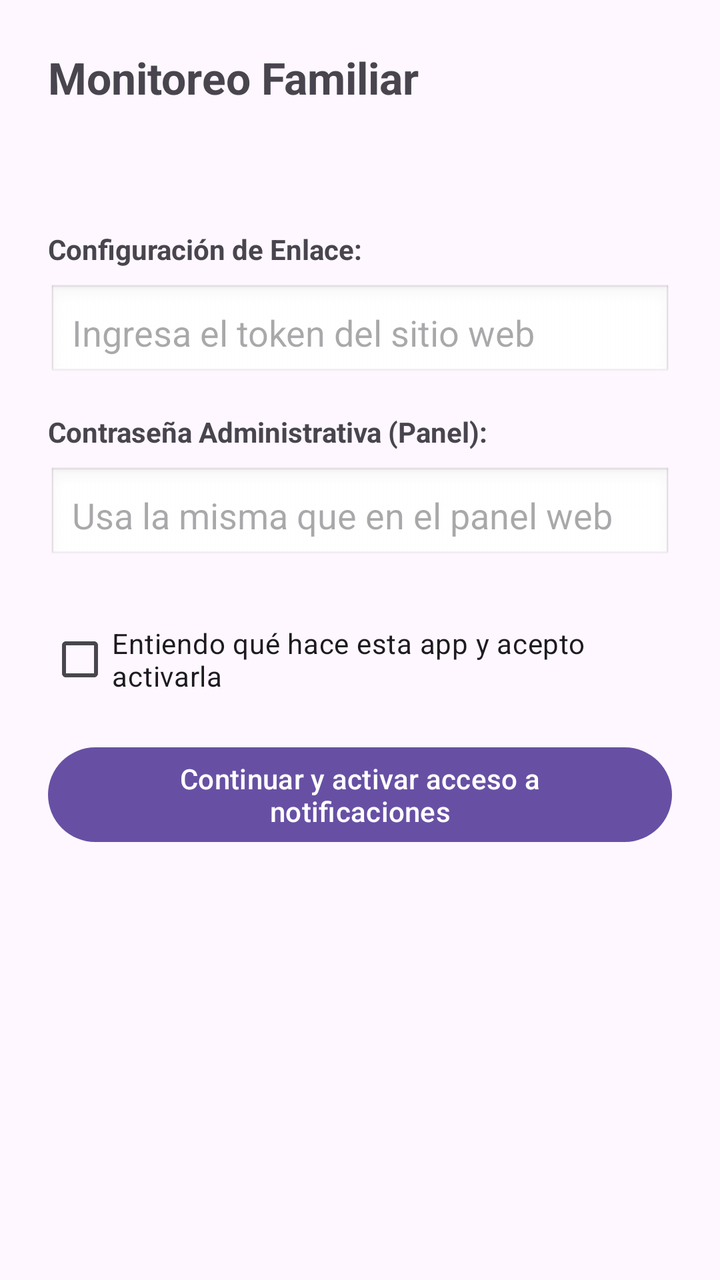
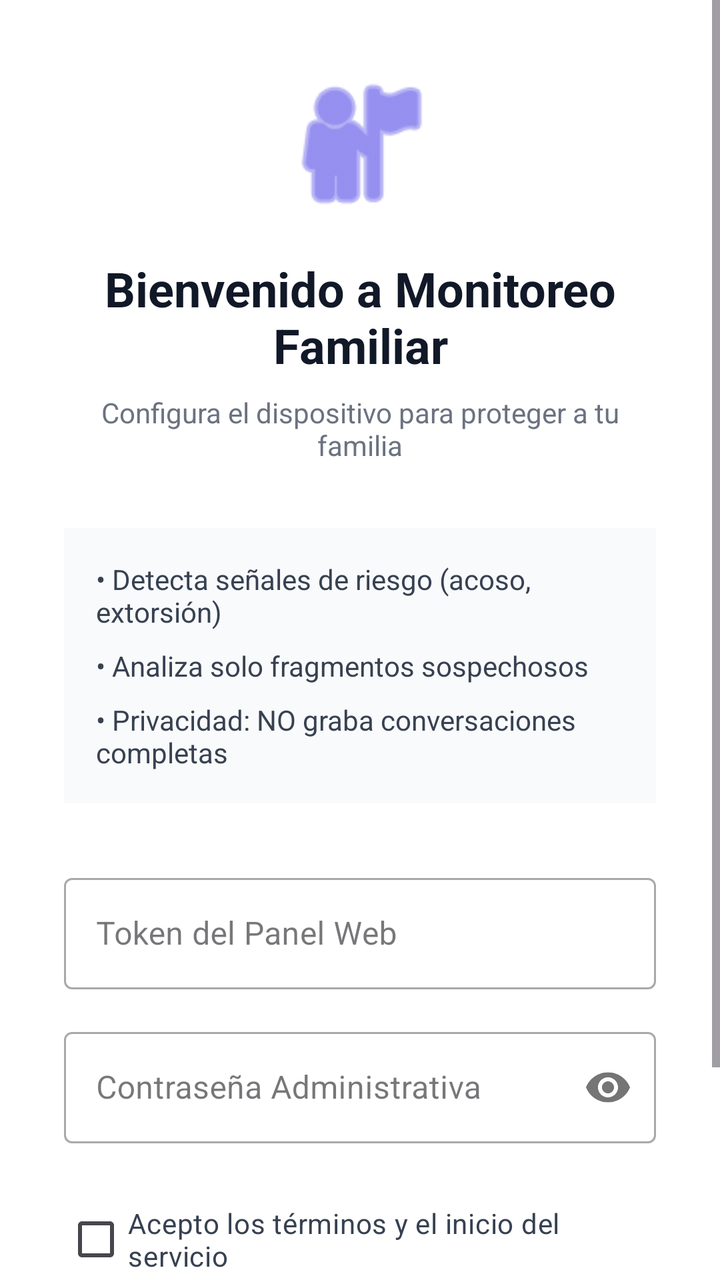

Before-and-after screenshots of an Android layout around one commit, followed by the original layout XML and the change that was made.
<!-- AndroidManifest.xml: application theme Theme.FamiliaMonitor -->
<!-- res/layout/activity_consent.xml -->
<?xml version="1.0" encoding="utf-8"?>
<ScrollView xmlns:android="http://schemas.android.com/apk/res/android"
    android:layout_width="match_parent"
    android:layout_height="match_parent"
    android:padding="24dp">

    <LinearLayout
        android:orientation="vertical"
        android:layout_width="match_parent"
        android:layout_height="wrap_content">

        <TextView
            android:layout_width="wrap_content"
            android:layout_height="wrap_content"
            android:text="Monitoreo Familiar"
            android:textSize="22sp"
            android:textStyle="bold"
            android:layout_marginBottom="16dp" />

        <TextView
            android:id="@+id/tv_explanation"
            android:layout_width="match_parent"
            android:layout_height="wrap_content"
            android:textSize="16sp"
            android:lineSpacingExtra="4dp" />

        <TextView
            android:layout_width="wrap_content"
            android:layout_height="wrap_content"
            android:text="Configuración de Enlace:"
            android:textStyle="bold"
            android:layout_marginTop="24dp" />

        <EditText
            android:id="@+id/et_token"
            android:layout_width="match_parent"
            android:layout_height="wrap_content"
            android:layout_marginTop="8dp"
            android:hint="Ingresa el token del sitio web"
            android:inputType="textNoSuggestions"
            android:maxLines="1"
            android:background="@android:drawable/edit_text"
            android:padding="12dp" />

        <TextView
            android:layout_width="wrap_content"
            android:layout_height="wrap_content"
            android:text="Contraseña Administrativa (Panel):"
            android:textStyle="bold"
            android:layout_marginTop="16dp" />

        <EditText
            android:id="@+id/et_admin_password"
            android:layout_width="match_parent"
            android:layout_height="wrap_content"
            android:layout_marginTop="8dp"
            android:hint="Usa la misma que en el panel web"
            android:inputType="textPassword"
            android:maxLines="1"
            android:background="@android:drawable/edit_text"
            android:padding="12dp" />

        <CheckBox
            android:id="@+id/cb_consent"
            android:layout_width="match_parent"
            android:layout_height="wrap_content"
            android:layout_marginTop="24dp"
            android:text="Entiendo qué hace esta app y acepto activarla" />

        <Button
            android:id="@+id/btn_continue"
            android:layout_width="match_parent"
            android:layout_height="wrap_content"
            android:layout_marginTop="16dp"
            android:text="Continuar y activar acceso a notificaciones" />

    </LinearLayout>
</ScrollView>
<!-- resources referenced by this layout -->
<resources>
  <style name="Theme.FamiliaMonitor" parent="Theme.Material3.DayNight.NoActionBar" />
</resources>

<!-- the commit's change to res/layout/activity_consent.xml (unified diff, before → after) -->
@@ -1,78 +1,122 @@
 <?xml version="1.0" encoding="utf-8"?>
 <ScrollView xmlns:android="http://schemas.android.com/apk/res/android"
+    xmlns:app="http://schemas.android.com/apk/res-auto"
     android:layout_width="match_parent"
     android:layout_height="match_parent"
-    android:padding="24dp">
+    android:background="#FFFFFF">
 
     <LinearLayout
         android:orientation="vertical"
         android:layout_width="match_parent"
-        android:layout_height="wrap_content">
+        android:layout_height="wrap_content"
+        android:padding="32dp">
 
-        <TextView
-            android:layout_width="wrap_content"
-            android:layout_height="wrap_content"
-            android:text="Monitoreo Familiar"
-            android:textSize="22sp"
-            android:textStyle="bold"
+        <ImageView
+            android:layout_width="80dp"
+            android:layout_height="80dp"
+            android:layout_gravity="center"
+            android:src="@android:drawable/ic_menu_myplaces"
+            app:tint="#4F46E5"
             android:layout_marginBottom="16dp" />
 
         <TextView
-            android:id="@+id/tv_explanation"
             android:layout_width="match_parent"
             android:layout_height="wrap_content"
-            android:textSize="16sp"
-            android:lineSpacingExtra="4dp" />
+            android:text="Bienvenido a Monitoreo Familiar"
+            android:textSize="24sp"
+            android:textStyle="bold"
+            android:textColor="#111827"
+            android:gravity="center"
+            android:layout_marginBottom="8dp" />
 
         <TextView
-            android:layout_width="wrap_content"
-            android:layout_height="wrap_content"
-            android:text="Configuración de Enlace:"
-            android:textStyle="bold"
-            android:layout_marginTop="24dp" />
-
-        <EditText
-            android:id="@+id/et_token"
             android:layout_width="match_parent"
             android:layout_height="wrap_content"
-            android:layout_marginTop="8dp"
-            android:hint="Ingresa el token del sitio web"
-            android:inputType="textNoSuggestions"
-            android:maxLines="1"
-            android:background="@android:drawable/edit_text"
-            android:padding="12dp" />
+            android:text="Configura el dispositivo para proteger a tu familia"
+            android:textSize="14sp"
+            android:textColor="#6B7280"
+            android:gravity="center"
+            android:layout_marginBottom="32dp" />
 
-        <TextView
-            android:layout_width="wrap_content"
-            android:layout_height="wrap_content"
-            android:text="Contraseña Administrativa (Panel):"
-            android:textStyle="bold"
-            android:layout_marginTop="16dp" />
-
-        <EditText
-            android:id="@+id/et_admin_password"
+        
+        <LinearLayout
             android:layout_width="match_parent"
             android:layout_height="wrap_content"
-            android:layout_marginTop="8dp"
-            android:hint="Usa la misma que en el panel web"
-            android:inputType="textPassword"
-            android:maxLines="1"
-            android:background="@android:drawable/edit_text"
-            android:padding="12dp" />
+            android:orientation="vertical"
+            android:background="#F9FAFB"
+            android:padding="16dp"
+            android:layout_marginBottom="32dp">
+
+            <TextView
+                android:layout_width="match_parent"
+                android:layout_height="wrap_content"
+                android:text="• Detecta señales de riesgo (acoso, extorsión)"
+                android:textSize="14sp"
+                android:textColor="#374151"
+                android:layout_marginBottom="8dp" />
+
+            <TextView
+                android:layout_width="match_parent"
+                android:layout_height="wrap_content"
+                android:text="• Analiza solo fragmentos sospechosos"
+                android:textSize="14sp"
+                android:textColor="#374151"
+                android:layout_marginBottom="8dp" />
+
+            <TextView
+                android:layout_width="match_parent"
+                android:layout_height="wrap_content"
+                android:text="• Privacidad: NO graba conversaciones completas"
+                android:textSize="14sp"
+                android:textColor="#374151" />
+        </LinearLayout>
+
+        <com.google.android.material.textfield.TextInputLayout
+            android:layout_width="match_parent"
+            android:layout_height="wrap_content"
+            android:layout_marginBottom="16dp"
+            style="@style/Widget.MaterialComponents.TextInputLayout.OutlinedBox">
+
+            <com.google.android.material.textfield.TextInputEditText
+                android:id="@+id/et_token"
+                android:layout_width="match_parent"
+                android:layout_height="wrap_content"
+                android:hint="Token del Panel Web"
+                android:inputType="textNoSuggestions" />
+        </com.google.android.material.textfield.TextInputLayout>
+
+        <com.google.android.material.textfield.TextInputLayout
+            android:layout_width="match_parent"
+            android:layout_height="wrap_content"
+            android:layout_marginBottom="24dp"
+            style="@style/Widget.MaterialComponents.TextInputLayout.OutlinedBox"
+            app:passwordToggleEnabled="true">
+
+            <com.google.android.material.textfield.TextInputEditText
+                android:id="@+id/et_admin_password"
+                android:layout_width="match_parent"
+                android:layout_height="wrap_content"
+                android:hint="Contraseña Administrativa"
+                android:inputType="textPassword" />
+        </com.google.android.material.textfield.TextInputLayout>
 
         <CheckBox
             android:id="@+id/cb_consent"
             android:layout_width="match_parent"
             android:layout_height="wrap_content"
-            android:layout_marginTop="24dp"
-            android:text="Entiendo qué hace esta app y acepto activarla" />
+            android:text="Acepto los términos y el inicio del servicio"
+            android:textSize="14sp"
+            android:textColor="#374151"
+            android:layout_marginBottom="32dp" />
 
         <Button
             android:id="@+id/btn_continue"
             android:layout_width="match_parent"
-            android:layout_height="wrap_content"
-            android:layout_marginTop="16dp"
-            android:text="Continuar y activar acceso a notificaciones" />
+            android:layout_height="60dp"
+            android:text="ACTIVAR PROTECCIÓN"
+            android:backgroundTint="#4F46E5"
+            android:textSize="16sp"
+            android:textStyle="bold" />
 
     </LinearLayout>
 </ScrollView>
